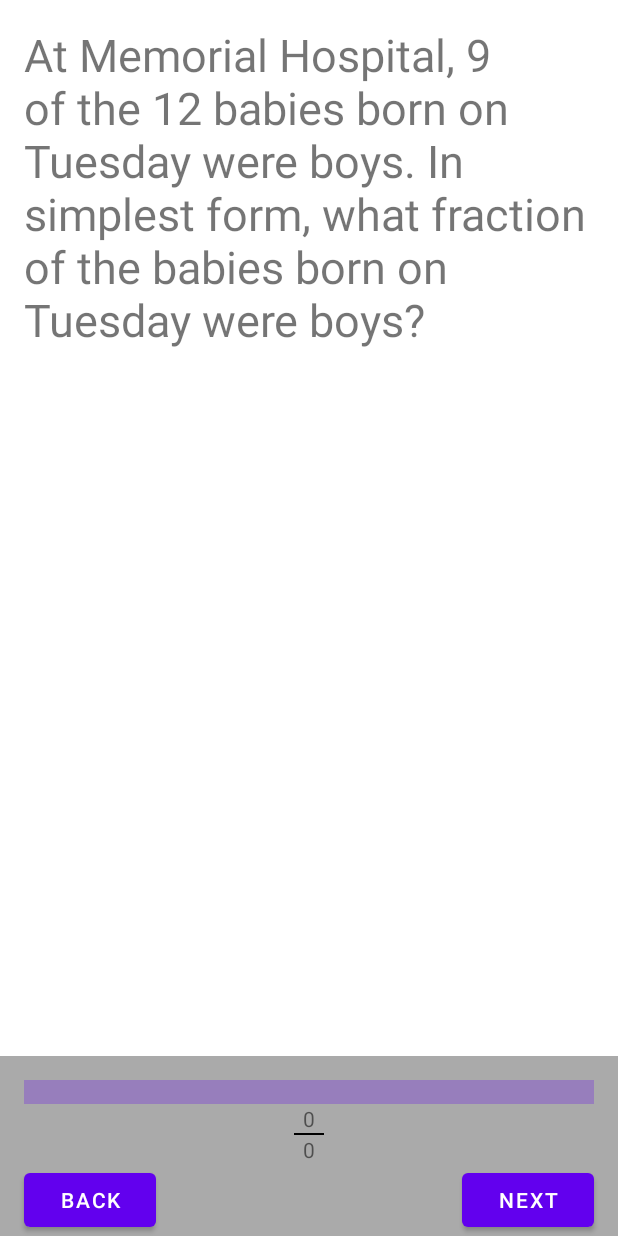
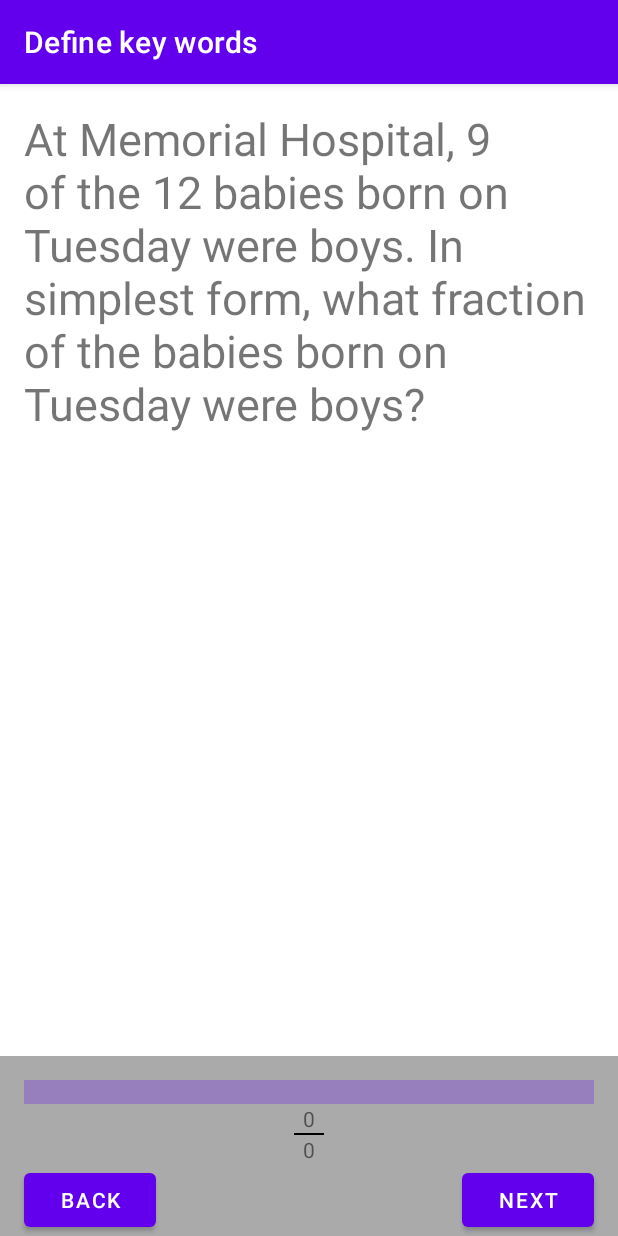
Before and after one commit to jinglebiscuits/fourth-grade-word-problems, an Android app: the DefineKeyWordsFragment screen opened through its navigation route, on a phone screen of 412 x 824 dp. Run offline under Robolectric (Android 15) with nearby library versions, the phone set to English and light mode, and no system bars.

Commit message:
added toolbar and all strategy fragments have a common parent

```diff
--- a/app/src/main/java/com/completewordproblems/fourthgrade/MainActivity.kt
+++ b/app/src/main/java/com/completewordproblems/fourthgrade/MainActivity.kt
@@ -7,5 +7,6 @@ class MainActivity : AppCompatActivity() {
     override fun onCreate(savedInstanceState: Bundle?) {
         super.onCreate(savedInstanceState)
         setContentView(R.layout.activity_main)
+        setSupportActionBar(findViewById(R.id.my_toolbar))
     }
 }
--- a/app/src/main/java/com/completewordproblems/fourthgrade/fragments/DefineKeyWordsFragment.kt
+++ b/app/src/main/java/com/completewordproblems/fourthgrade/fragments/strategies/DefineKeyWordsFragment.kt
@@ -1,4 +1,4 @@
-package com.completewordproblems.fourthgrade.fragments
+package com.completewordproblems.fourthgrade.fragments.strategies
 
 import android.animation.ObjectAnimator
 import android.os.Bundle
@@ -30,7 +30,7 @@ private const val LOG_TAG = "DefineKeyWordsFragment"
  * Use the [DefineKeyWordsFragment.newInstance] factory method to
  * create an instance of this fragment.
  */
-class DefineKeyWordsFragment : Fragment(), VocabularyDialogFragment.VocabularyDialogListener {
+class DefineKeyWordsFragment : StrategyFragmentBase("Define key words"), VocabularyDialogFragment.VocabularyDialogListener {
     // TODO: Rename and change types of parameters
     private var param1: String? = null
     private var param2: String? = null
--- a/app/src/main/java/com/completewordproblems/fourthgrade/fragments/ReadTheProblemFragment.kt
+++ b/app/src/main/java/com/completewordproblems/fourthgrade/fragments/strategies/ReadTheProblemFragment.kt
@@ -1,4 +1,4 @@
-package com.completewordproblems.fourthgrade.fragments
+package com.completewordproblems.fourthgrade.fragments.strategies
 
 import android.content.Intent
 import android.os.Bundle
@@ -12,6 +12,7 @@ import androidx.fragment.app.Fragment
 import androidx.navigation.findNavController
 import com.completewordproblems.fourthgrade.R
 import com.completewordproblems.fourthgrade.Wizard
+import com.completewordproblems.fourthgrade.fragments.strategies.StrategyFragmentBase
 import java.util.*
 
 // TODO: Rename parameter arguments, choose names that match
@@ -26,7 +27,7 @@ private const val LOG_TAG = "ReadTheProblemFragment"
  * Use the [ReadTheProblemFragment.newInstance] factory method to
  * create an instance of this fragment.
  */
-class ReadTheProblemFragment : Fragment(), TextToSpeech.OnInitListener {
+class ReadTheProblemFragment : StrategyFragmentBase("Read the problem"), TextToSpeech.OnInitListener {
     // TODO: Rename and change types of parameters
     private var param1: String? = null
     private var param2: String? = null
--- /dev/null
+++ b/app/src/main/java/com/completewordproblems/fourthgrade/fragments/strategies/StrategyFragmentBase.kt
@@ -0,0 +1,12 @@
+package com.completewordproblems.fourthgrade.fragments.strategies
+
+import android.os.Bundle
+import androidx.fragment.app.Fragment
+import com.completewordproblems.fourthgrade.MainActivity
+
+open class StrategyFragmentBase(private val title: String) : Fragment() {
+    override fun onCreate(savedInstanceState: Bundle?) {
+        super.onCreate(savedInstanceState)
+        (activity as MainActivity).supportActionBar?.title = title
+    }
+}
--- a/app/src/main/java/com/completewordproblems/fourthgrade/fragments/VocabularyDialogFragment.kt
+++ b/app/src/main/java/com/completewordproblems/fourthgrade/fragments/strategies/VocabularyDialogFragment.kt
@@ -1,4 +1,4 @@
-package com.completewordproblems.fourthgrade.fragments
+package com.completewordproblems.fourthgrade.fragments.strategies
 
 import android.app.Dialog
 import android.os.Bundle
--- a/app/src/main/res/layout/activity_main.xml
+++ b/app/src/main/res/layout/activity_main.xml
@@ -1,21 +1,27 @@
 <?xml version="1.0" encoding="utf-8"?>
-<androidx.constraintlayout.widget.ConstraintLayout xmlns:android="http://schemas.android.com/apk/res/android"
+<LinearLayout xmlns:android="http://schemas.android.com/apk/res/android"
     xmlns:app="http://schemas.android.com/apk/res-auto"
     xmlns:tools="http://schemas.android.com/tools"
     android:layout_width="match_parent"
     android:layout_height="match_parent"
+    android:orientation="vertical"
     tools:context=".MainActivity">
+
+    <androidx.appcompat.widget.Toolbar
+        android:id="@+id/my_toolbar"
+        android:layout_width="match_parent"
+        android:layout_height="?attr/actionBarSize"
+        android:background="?attr/colorPrimary"
+        app:titleTextColor="@color/white"
+        android:elevation="4dp"/>
 
     <androidx.fragment.app.FragmentContainerView
         android:id="@+id/nav_host_fragment"
         android:name="androidx.navigation.fragment.NavHostFragment"
-        android:layout_width="0dp"
+        android:layout_width="match_parent"
         android:layout_height="0dp"
         app:defaultNavHost="true"
-        app:layout_constraintBottom_toBottomOf="parent"
-        app:layout_constraintLeft_toLeftOf="parent"
-        app:layout_constraintRight_toRightOf="parent"
-        app:layout_constraintTop_toTopOf="parent"
-        app:navGraph="@navigation/nav_graph" />
+        app:navGraph="@navigation/nav_graph"
+        android:layout_weight="1"/>
 
-</androidx.constraintlayout.widget.ConstraintLayout>
+</LinearLayout>
--- a/app/src/main/res/navigation/nav_graph.xml
+++ b/app/src/main/res/navigation/nav_graph.xml
@@ -48,7 +48,7 @@
     </fragment>
     <fragment
         android:id="@+id/readTheProblemFragment"
-        android:name="com.completewordproblems.fourthgrade.fragments.ReadTheProblemFragment"
+        android:name="com.completewordproblems.fourthgrade.fragments.strategies.ReadTheProblemFragment"
         android:label="fragment_read_the_problem"
         tools:layout="@layout/fragment_read_the_problem">
 
@@ -76,7 +76,7 @@
     </fragment>
     <fragment
         android:id="@+id/defineKeyWordsFragment"
-        android:name="com.completewordproblems.fourthgrade.fragments.DefineKeyWordsFragment"
+        android:name="com.completewordproblems.fourthgrade.fragments.strategies.DefineKeyWordsFragment"
         android:label="fragment_define_key_words"
         tools:layout="@layout/fragment_define_key_words">
         <action
@@ -113,7 +113,7 @@
         tools:layout="@layout/fragment_strategy_algorithm" />
     <fragment
         android:id="@+id/solveFragment"
-        android:name="com.completewordproblems.fourthgrade.fragments.SolveFragment"
+        android:name="com.completewordproblems.fourthgrade.fragments.strategies.SolveFragment"
         android:label="fragment_solve"
         tools:layout="@layout/fragment_solve">
         <action
@@ -140,7 +140,7 @@
     </fragment>
     <fragment
         android:id="@+id/createExpressionFragment"
-        android:name="com.completewordproblems.fourthgrade.fragments.CreateExpressionFragment"
+        android:name="com.completewordproblems.fourthgrade.fragments.strategies.CreateExpressionFragment"
         android:label="fragment_create_expression"
         tools:layout="@layout/fragment_create_expression">
         <action
@@ -167,7 +167,7 @@
     </fragment>
     <fragment
         android:id="@+id/drawSceneFragment"
-        android:name="com.completewordproblems.fourthgrade.fragments.DrawSceneFragment"
+        android:name="com.completewordproblems.fourthgrade.fragments.strategies.DrawSceneFragment"
         android:label="fragment_draw_scene"
         tools:layout="@layout/fragment_draw_scene">
         <action
@@ -194,7 +194,7 @@
     </fragment>
     <fragment
         android:id="@+id/whatInformationIsNeededFragment"
-        android:name="com.completewordproblems.fourthgrade.fragments.WhatInformationIsNeeded"
+        android:name="com.completewordproblems.fourthgrade.fragments.strategies.WhatInformationIsNeeded"
         android:label="fragment_what_is_given"
         tools:layout="@layout/fragment_what_information_is_needed">
         <action
@@ -221,7 +221,7 @@
     </fragment>
     <fragment
         android:id="@+id/whatAreYouLookingForFragment"
-        android:name="com.completewordproblems.fourthgrade.fragments.WhatAreYouLookingForFragment"
+        android:name="com.completewordproblems.fourthgrade.fragments.strategies.WhatAreYouLookingForFragment"
         android:label="fragment_what_are_you_looking_for"
         tools:layout="@layout/fragment_what_are_you_looking_for">
         <action
```
Also changed, not shown: app/src/main/java/com/completewordproblems/fourthgrade/fragments/strategies/CreateExpressionFragment.kt (renamed from app/src/main/java/com/completewordproblems/fourthgrade/fragments/SolveFragment.kt, +6 -6 lines), app/src/main/java/com/completewordproblems/fourthgrade/fragments/strategies/DrawSceneFragment.kt (renamed from app/src/main/java/com/completewordproblems/fourthgrade/fragments/WhatInformationIsNeeded.kt, +29 -12 lines), app/src/main/java/com/completewordproblems/fourthgrade/fragments/strategies/SolveFragment.kt (renamed from app/src/main/java/com/completewordproblems/fourthgrade/fragments/WhatAreYouLookingForFragment.kt, +9 -25 lines), app/src/main/java/com/completewordproblems/fourthgrade/fragments/strategies/WhatAreYouLookingForFragment.kt (renamed from app/src/main/java/com/completewordproblems/fourthgrade/fragments/CreateExpressionFragment.kt, +25 -9 lines), app/src/main/java/com/completewordproblems/fourthgrade/fragments/strategies/WhatInformationIsNeeded.kt (renamed from app/src/main/java/com/completewordproblems/fourthgrade/fragments/DrawSceneFragment.kt, +13 -29 lines).
